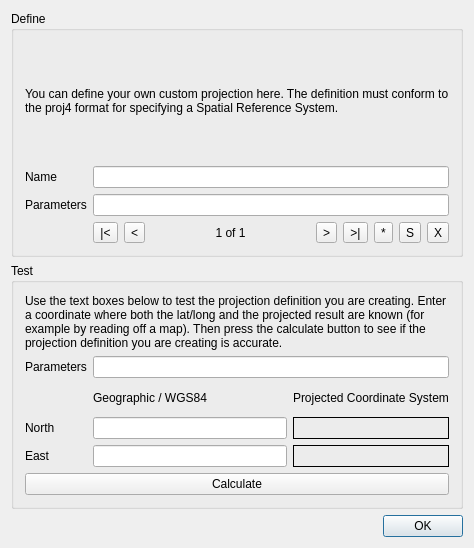
Before: the Qt Designer form src/ui/qgscustomprojectiondialogbase.ui in qgis/QGIS, drawn with Qt 5.
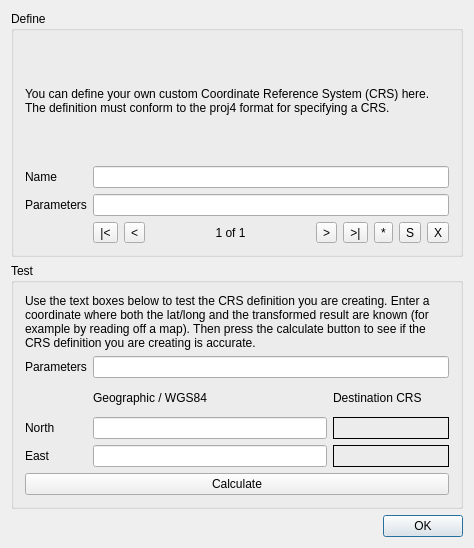
After: the same form once the commit is applied. Icons and pictures are not drawn.

Commit message: Fix for ticket #15 (Use term CRS instead of Projection throughout. Note this is a cosmetic fix only - internally class and var names still use the incorrect 'projection' nomenclature

```diff
--- a/src/ui/qgscustomprojectiondialogbase.ui
+++ b/src/ui/qgscustomprojectiondialogbase.ui
@@ -25,7 +25,7 @@
       <item row="0" column="0" colspan="2" >
        <widget class="QLabel" name="label" >
         <property name="text" >
-         <string>You can define your own custom projection here. The definition must conform to the proj4 format for specifying a Spatial Reference System.</string>
+         <string>You can define your own custom Coordinate Reference System (CRS) here. The definition must conform to the proj4 format for specifying a CRS.</string>
         </property>
         <property name="wordWrap" >
          <bool>true</bool>
@@ -154,7 +154,7 @@
       <item row="0" column="0" colspan="3" >
        <widget class="QLabel" name="label_2" >
         <property name="text" >
-         <string>Use the text boxes below to test the projection definition you are creating. Enter a coordinate where both the lat/long and the projected result are known (for example by reading off a map). Then press the calculate button to see if the projection definition you are creating is accurate.</string>
+         <string>Use the text boxes below to test the CRS definition you are creating. Enter a coordinate where both the lat/long and the transformed result are known (for example by reading off a map). Then press the calculate button to see if the CRS definition you are creating is accurate.</string>
         </property>
         <property name="wordWrap" >
          <bool>true</bool>
@@ -184,7 +184,7 @@
       <item row="2" column="2" >
        <widget class="QLabel" name="textLabel2_3" >
         <property name="text" >
-         <string>Projected Coordinate System</string>
+         <string>Destination CRS        </string>
         </property>
        </widget>
       </item>
```
Left out of the diff: 2 changed lines with no effect on the pictures. The commit also changes 8 other files.
